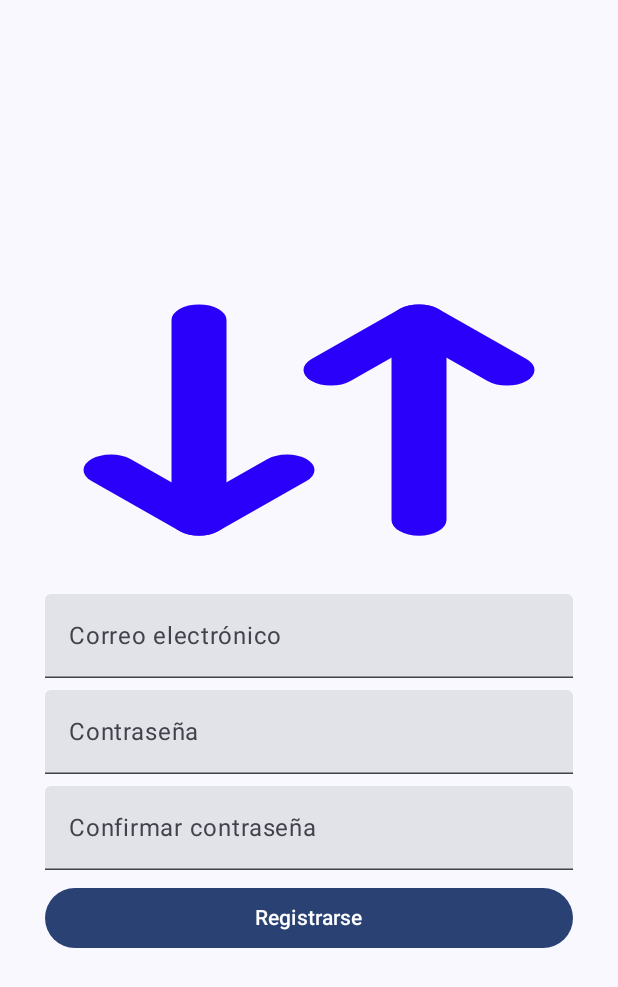
After one commit to kevindm9/AppMobileTour, an Android app built with Jetpack Compose: the composable RegistroScreen shown on its own in the app's theme, on a phone screen of 412 x 824 dp. The commit adds this screen. Shown: the top 987 px of the screen. Run offline under Robolectric (Android 15) with nearby library versions, the phone set to English and light mode, and no system bars; our stand-ins replace Firebase (no records; nobody signed in at launch, a user with empty details on screens opened directly).

Commit message:
RegistroScreen

```diff
--- a/app/src/main/java/edu/unicauca/appeasytour/View/LoginScreen/CuentaNavigation.kt
+++ b/app/src/main/java/edu/unicauca/appeasytour/View/LoginScreen/CuentaNavigation.kt
@@ -2,10 +2,13 @@ package edu.unicauca.appeasytour.View.LoginScreen
 
 import androidx.compose.runtime.Composable
 import androidx.navigation.NavHostController
+import androidx.navigation.NavType
 import androidx.navigation.compose.NavHost
 import androidx.navigation.compose.composable
-import edu.unicauca.appeasytour.View.about
-import edu.unicauca.appeasytour.View.cuentaView
+import androidx.navigation.navArgument
+import edu.unicauca.appeasytour.View.CommentScreen.Views.AddScreen
+import edu.unicauca.appeasytour.View.CommentScreen.Views.CommentsScreen
+import edu.unicauca.appeasytour.View.CommentScreen.Views.UpdateScreen
 
 @Composable
 fun LoginNavigation(navController: NavHostController) {
@@ -19,15 +22,11 @@ fun LoginNavigation(navController: NavHostController) {
             LoginScreen(navController)
         }
 
-        composable(route = Screens.about.route){
-            about()
-        }
-
     }
 }
 
 sealed class Screens(val route:String){
     data object CuentaView:Screens("CuentaView")
     data object LoginScreen:Screens("loginScreen")
-    data object about:Screens("about")
+
 }
--- a/app/src/main/java/edu/unicauca/appeasytour/View/LoginScreen/LoginScreen.kt
+++ b/app/src/main/java/edu/unicauca/appeasytour/View/LoginScreen/LoginScreen.kt
@@ -59,6 +59,7 @@ fun LoginScreen(
     val valido = remember(usuario.value, password.value) {
         usuario.value.trim().isNotEmpty() && password.value.trim().isNotEmpty()
     }
+
 
     Surface{
         Column(modifier= Modifier.fillMaxSize()){
--- /dev/null
+++ b/app/src/main/java/edu/unicauca/appeasytour/View/LoginScreen/RegistroScreen.kt
@@ -0,0 +1,130 @@
+package edu.unicauca.appeasytour.View.LoginScreen
+
+import androidx.compose.foundation.Image
+import androidx.compose.foundation.layout.*
+import androidx.compose.foundation.text.KeyboardActions
+import androidx.compose.foundation.text.KeyboardOptions
+import androidx.compose.material3.Button
+import androidx.compose.material3.Surface
+import androidx.compose.material3.Text
+import androidx.compose.material3.TextField
+import androidx.compose.runtime.*
+import androidx.compose.ui.Alignment
+import androidx.compose.ui.ExperimentalComposeUiApi
+import androidx.compose.ui.Modifier
+import androidx.compose.ui.graphics.Color
+import androidx.compose.ui.layout.ContentScale
+import androidx.compose.ui.res.painterResource
+import androidx.compose.ui.text.input.ImeAction
+import androidx.compose.ui.text.input.PasswordVisualTransformation
+import androidx.compose.ui.unit.dp
+import androidx.lifecycle.viewmodel.compose.viewModel
+import androidx.navigation.NavHostController
+import edu.unicauca.appeasytour.R
+
+@OptIn(ExperimentalComposeUiApi::class)
+@Composable
+fun RegistroScreen(
+    navHostController: NavHostController,
+    viewModel: LoginScreenViewModel = viewModel()
+) {
+    var email by remember { mutableStateOf("") }
+    var password by remember { mutableStateOf("") }
+    var confirmPassword by remember { mutableStateOf("") }
+    var errorMessage by remember { mutableStateOf("") }
+
+    Surface {
+        Column(
+            modifier = Modifier
+                .fillMaxSize()
+                .padding(horizontal = 30.dp),
+            verticalArrangement = Arrangement.Center,
+            horizontalAlignment = Alignment.CenterHorizontally
+        ) {
+            Image(
+                painter = painterResource(id = R.drawable.arrow_down_up__1_),
+                contentDescription = "Registration Image",
+                modifier = Modifier
+                    .fillMaxWidth()
+                    .height(200.dp),
+                contentScale = ContentScale.FillBounds
+            )
+
+            Spacer(modifier = Modifier.height(16.dp))
+
+            TextField(
+                value = email,
+                onValueChange = { email = it },
+                label = { Text("Correo electrónico") },
+                modifier = Modifier.fillMaxWidth(),
+                keyboardOptions = KeyboardOptions.Default.copy(imeAction = ImeAction.Next),
+                keyboardActions = KeyboardActions(
+                    onNext = { /* Handle next action */ }
+                )
+            )
+
+            Spacer(modifier = Modifier.height(8.dp))
+
+            TextField(
+                value = password,
+                onValueChange = { password = it },
+                label = { Text("Contraseña") },
+                modifier = Modifier.fillMaxWidth(),
+                visualTransformation = PasswordVisualTransformation(),
+                keyboardOptions = KeyboardOptions.Default.copy(imeAction = ImeAction.Next),
+                keyboardActions = KeyboardActions(
+                    onNext = { /* Handle next action */ }
+                )
+            )
+
+            Spacer(modifier = Modifier.height(8.dp))
+
+            TextField(
+                value = confirmPassword,
+                onValueChange = { confirmPassword = it },
+                label = { Text("Confirmar contraseña") },
+                modifier = Modifier.fillMaxWidth(),
+                visualTransformation = PasswordVisualTransformation(),
+                keyboardOptions = KeyboardOptions.Default.copy(imeAction = ImeAction.Done),
+                keyboardActions = KeyboardActions(
+                    onDone = {
+                        if (password == confirmPassword) {
+                            viewModel.createUserWithEmailAndPassword(email, password){
+                                errorMessage="Registro exitoso"
+                            }
+                        } else {
+                            errorMessage = "Las contraseñas no coinciden."
+                        }
+                    }
+                )
+            )
+
+            Spacer(modifier = Modifier.height(8.dp))
+
+            Button(
+                onClick = {
+                    if (password == confirmPassword) {
+                        viewModel.createUserWithEmailAndPassword(email, password) {
+                            errorMessage="Registro exitoso"
+                        }
+                    } else {
+                        errorMessage = "Las contraseñas no coinciden."
+                    }
+                },
+                modifier = Modifier.fillMaxWidth()
+            ) {
+                Text("Registrarse")
+            }
+            Spacer(modifier = Modifier.height(8.dp))
+
+            if (errorMessage.isNotEmpty()) {
+                Text(
+                    errorMessage,
+                    color = Color.Red,
+                    modifier = Modifier.fillMaxWidth(),
+                    onTextLayout = {}
+                )
+            }
+        }
+    }
+}
```
